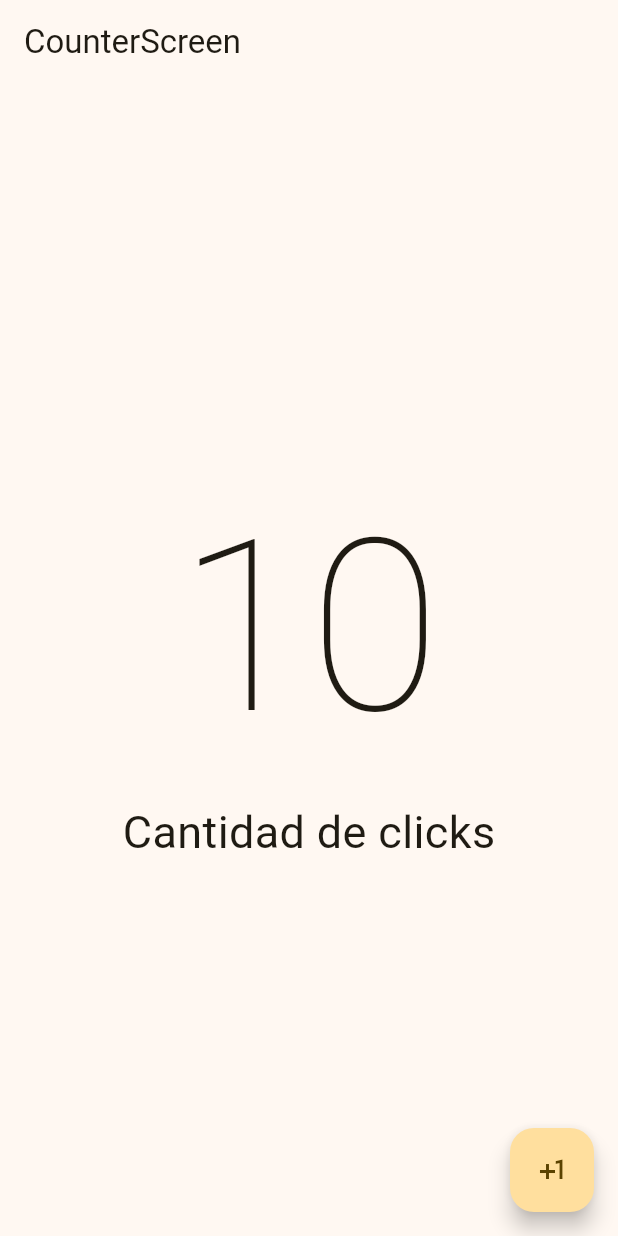
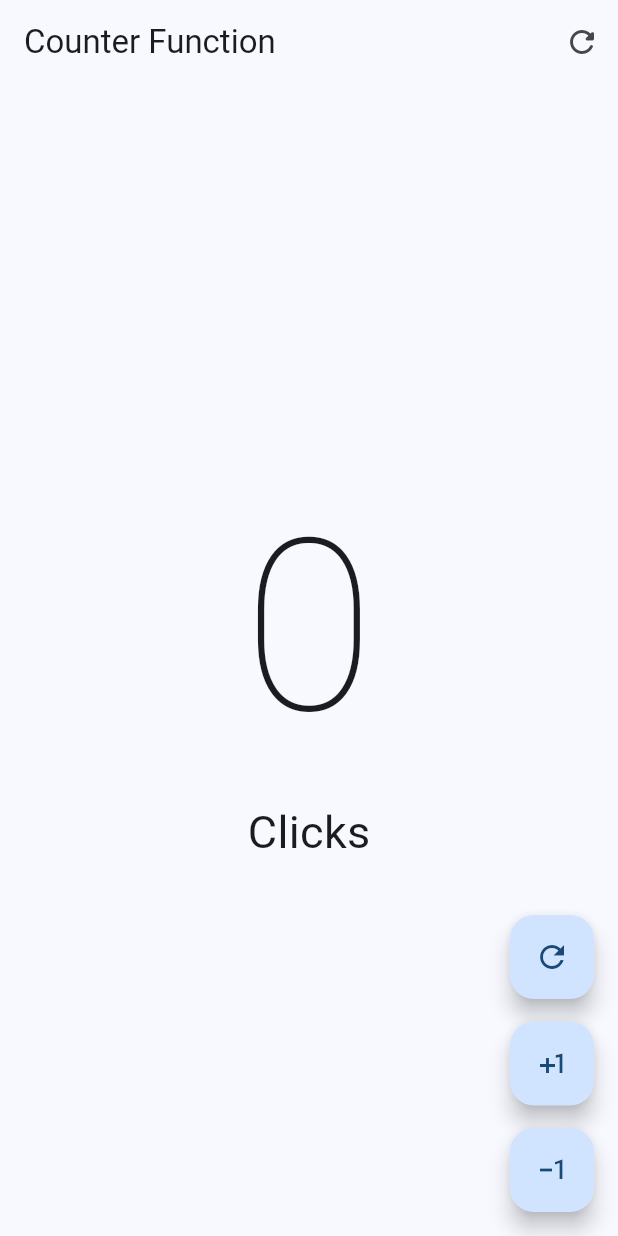
Before and after one commit to JuliLaterza/Curso-de-Flutter, a Flutter app: the screen it shows after launch, on a phone screen of 412 x 824 dp. Run offline on Flutter 3.47's test engine with Material 3 defaults, Android fonts, the phone set to English and light mode, and no system bars.

Commit message:
update code

```diff
--- a/Flutter/hello_world_app/lib/main.dart
+++ b/Flutter/hello_world_app/lib/main.dart
@@ -1,5 +1,6 @@
 import 'package:flutter/material.dart';
-import 'package:hello_world_app/presentation/screens/counter_screen.dart'; //Vienen muchos widgets
+import 'package:hello_world_app/presentation/screens/counter_functions_screens.dart';
+//import 'package:hello_world_app/presentation/screens/counter_screen.dart'; //Vienen muchos widgets
 
 
 void main() {
@@ -16,10 +17,10 @@ class MyApp extends StatelessWidget {
     return MaterialApp(
       theme: ThemeData(
         useMaterial3: true,
-        colorSchemeSeed: Colors.amber
+        colorSchemeSeed: Colors.blue,
       ),
       debugShowCheckedModeBanner: false,
-      home: const CounterScreen()
+      home: const Counter_Functions_Screen()
     );
   }
 
--- /dev/null
+++ b/Flutter/hello_world_app/lib/presentation/screens/counter_functions_screens.dart
@@ -0,0 +1,74 @@
+import 'package:flutter/material.dart'; // IMPM
+
+class Counter_Functions_Screen extends StatefulWidget {
+
+
+
+  const Counter_Functions_Screen({super.key});
+
+  @override
+  State<Counter_Functions_Screen> createState() => _Counter_Functions_ScreenState();
+}
+
+class _Counter_Functions_ScreenState extends State<Counter_Functions_Screen> {
+
+  int clickCounter = 0;
+  String clickText = 'Clicks';
+
+  @override
+  Widget build(BuildContext context) {
+    return Scaffold(
+        appBar: AppBar(
+          title: const Text('Counter Function'),
+          actions: [
+            IconButton(onPressed: () {
+              clickCounter = 0;
+              setState(() {});
+            }, icon: const Icon(Icons.refresh_rounded))
+          ],
+
+        ),
+        body: Center(
+          child: Column(
+            mainAxisAlignment: MainAxisAlignment.center,
+            children: [
+              Text('$clickCounter', style: const TextStyle(fontSize: 160, fontWeight: FontWeight.w100),),
+              Text('Click${clickCounter == 1 ? '' : 's'}', style: const TextStyle(fontSize: 30),)
+            ],
+          ),
+        ),
+        floatingActionButton: const Column(
+          mainAxisAlignment: MainAxisAlignment.end,
+          children: [
+            CustomButtom(icon: Icons.refresh_outlined),
+
+            SizedBox(height: 15,),
+
+            CustomButtom(icon: Icons.plus_one_outlined),
+
+            SizedBox(height: 15,),
+
+            CustomButtom( icon: Icons.exposure_minus_1_outlined),
+          ],
+        ),
+    );
+  }
+}
+
+class CustomButtom extends StatelessWidget {
+
+  final IconData icon;
+
+
+  const CustomButtom({
+    super.key,
+    required this.icon,
+  });
+
+  @override
+  Widget build(BuildContext context) {
+    return FloatingActionButton(onPressed: () {},
+    child: Icon(icon),
+    );
+  }
+}
--- a/Flutter/hello_world_app/lib/presentation/screens/counter_screen.dart
+++ b/Flutter/hello_world_app/lib/presentation/screens/counter_screen.dart
@@ -1,7 +1,19 @@
 import 'package:flutter/material.dart'; // IMPM
 
-class CounterScreen extends StatelessWidget {
+class CounterScreen extends StatefulWidget {
+
+
+
   const CounterScreen({super.key});
+
+  @override
+  State<CounterScreen> createState() => _CounterScreenState();
+}
+
+class _CounterScreenState extends State<CounterScreen> {
+
+  int clickCounter = 0;
+  String clickText = 'Clicks';
 
   @override
   Widget build(BuildContext context) {
@@ -9,17 +21,21 @@ class CounterScreen extends StatelessWidget {
         appBar: AppBar(
           title: const Text('CounterScreen'),
         ),
-        body: const Center(
+        body: Center(
           child: Column(
             mainAxisAlignment: MainAxisAlignment.center,
             children: [
-              Text('10', style: TextStyle(fontSize: 160, fontWeight: FontWeight.w100),),
-              Text('Cantidad de clicks', style: TextStyle(fontSize: 30),)
+              Text('$clickCounter', style: const TextStyle(fontSize: 160, fontWeight: FontWeight.w100),),
+              Text('Click${clickCounter == 1 ? '' : 's'}', style: const TextStyle(fontSize: 30),)
             ],
           ),
         ),
         floatingActionButton: FloatingActionButton(onPressed: () {
-      },
+          clickCounter++;
+          setState(() {
+            // if (clickCounter == 1) { clickText == 'click'; else pimpam  }
+          }); //Basicamente es como "ok, ahora actualizalo"
+        },
       child: const Icon(Icons.plus_one),),
       );
   }
```
